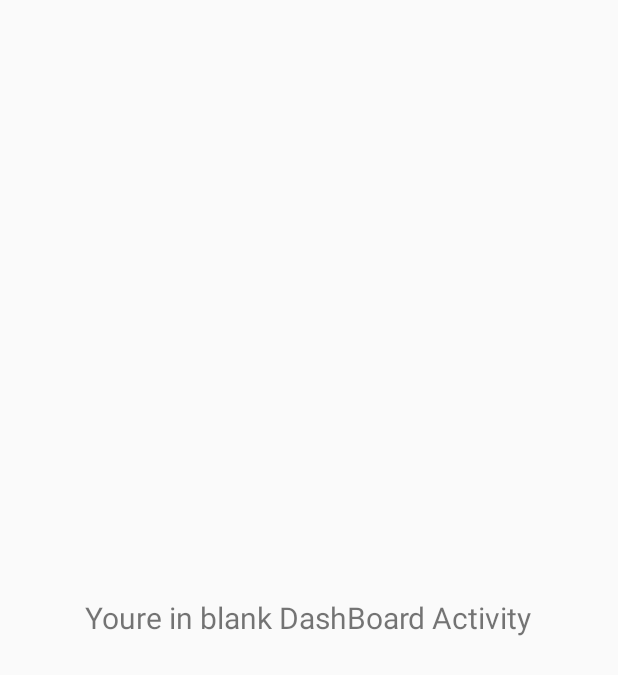
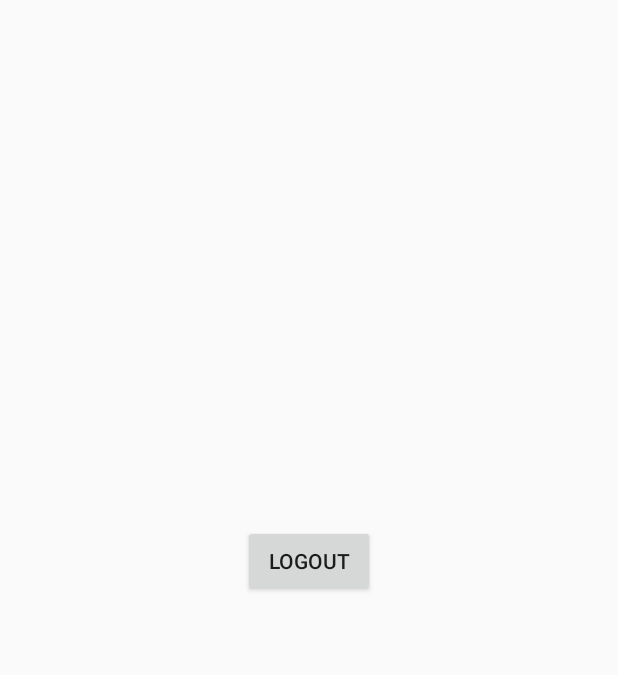
Before and after one commit to afiffauz1/DebtBook, an Android app: the screen it shows after launch once a user with an empty profile is signed in (DashboardActivity), on a phone screen of 412 x 824 dp. Shown: the top 675 px of the screen. Run offline under Robolectric (Android 15) with nearby library versions, the phone set to English and light mode, and no system bars; our stand-ins replace Firebase (no records; nobody signed in at launch, a user with empty details on screens opened directly).

Commit message:
Revised LoginActivity, added login with username. Revised DashboardActivity, added logout button

```diff
--- a/app/src/main/java/com/example/pengendaliapi/debtbook/DashboardActivity.java
+++ b/app/src/main/java/com/example/pengendaliapi/debtbook/DashboardActivity.java
@@ -2,14 +2,35 @@ package com.example.pengendaliapi.debtbook;
 
 import androidx.appcompat.app.AppCompatActivity;
 
+import android.content.Intent;
 import android.os.Bundle;
+import android.view.View;
+import android.widget.Button;
+import android.widget.Toast;
+
+import com.google.firebase.auth.FirebaseAuth;
 
 public class DashboardActivity extends AppCompatActivity {
+
+    Button bLogoutButton;
+    FirebaseAuth fbAuth;
 
     @Override
     protected void onCreate(Bundle savedInstanceState) {
         super.onCreate(savedInstanceState);
         setContentView(R.layout.activity_dashboard);
+
+        bLogoutButton = (Button)findViewById(R.id.logoutButton);
+        fbAuth = FirebaseAuth.getInstance();
+
+        bLogoutButton.setOnClickListener(new View.OnClickListener() {
+            @Override
+            public void onClick(View v) {
+                fbAuth.signOut();
+                Toast.makeText(DashboardActivity.this, "Logged out",Toast.LENGTH_SHORT).show();
+                sendUserToLoginActivity();
+            }
+        });
     }
 
     @Override
@@ -17,4 +38,11 @@ public class DashboardActivity extends AppCompatActivity {
         super.onBackPressed();
         moveTaskToBack(true);
     }
+
+    private void sendUserToLoginActivity(){
+        Intent intent = new Intent(DashboardActivity.this, LoginActivity.class);
+        intent.addFlags(Intent.FLAG_ACTIVITY_NEW_TASK | Intent.FLAG_ACTIVITY_CLEAR_TASK);
+        startActivity(intent);
+    }
+
 }
--- a/app/src/main/res/layout/activity_dashboard.xml
+++ b/app/src/main/res/layout/activity_dashboard.xml
@@ -6,13 +6,22 @@
     android:layout_height="match_parent"
     tools:context=".DashboardActivity">
 
-    <TextView
+    <!--<TextView-->
+        <!--android:layout_width="wrap_content"-->
+        <!--android:layout_height="wrap_content"-->
+        <!--android:text="Youre in blank DashBoard Activity"-->
+        <!--android:layout_centerHorizontal="true"-->
+        <!--android:layout_centerVertical="true"-->
+        <!--android:textSize="20dp"-->
+        <!--/>-->
+
+    <Button
+        android:id="@+id/logoutButton"
         android:layout_width="wrap_content"
         android:layout_height="wrap_content"
-        android:text="Youre in blank DashBoard Activity"
+        android:text="Logout"
         android:layout_centerHorizontal="true"
-        android:layout_centerVertical="true"
-        android:textSize="20dp"
-        />
+        android:gravity="center"
+        android:layout_marginTop="350dp"/>
 
 </RelativeLayout>
--- a/app/src/main/res/layout/activity_login.xml
+++ b/app/src/main/res/layout/activity_login.xml
@@ -33,7 +33,6 @@
                 android:ems="10"
                 android:inputType="textEmailAddress"
                 android:layout_marginTop="15dp"
-
                 android:layout_marginLeft="20dp"
                 android:layout_marginRight="20dp"
                 android:layout_below="@+id/loginImg"
```
Also changed, not shown: app/src/main/java/com/example/pengendaliapi/debtbook/LoginActivity.java (+43 -1 lines).
